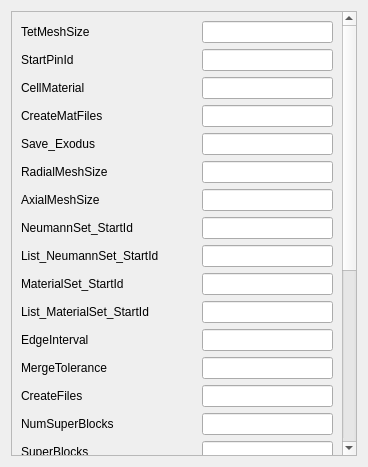
Old version of the form Application/qAssyParameters.ui in the repository Sprunth/RGG.
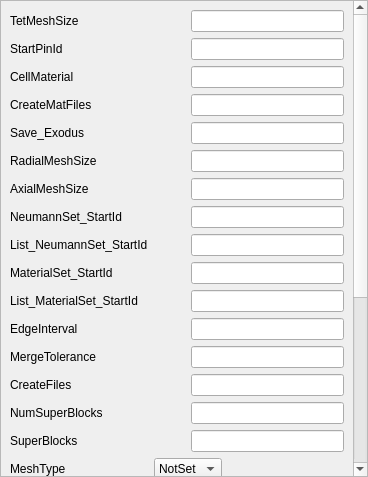
New version of the form.

The edit to the form file:
```diff
--- a/Application/qAssyParameters.ui
+++ b/Application/qAssyParameters.ui
@@ -7,13 +7,16 @@
     <x>0</x>
     <y>0</y>
     <width>368</width>
-    <height>467</height>
+    <height>477</height>
    </rect>
   </property>
   <property name="windowTitle">
    <string>Form</string>
   </property>
   <layout class="QGridLayout" name="gridLayout">
+   <property name="margin">
+    <number>0</number>
+   </property>
    <item row="0" column="0" colspan="2">
     <widget class="QScrollArea" name="scrollArea">
      <property name="widgetResizable">
@@ -23,8 +26,8 @@
       <property name="geometry">
        <rect>
         <x>0</x>
-        <y>-402</y>
-        <width>327</width>
+        <y>0</y>
+        <width>351</width>
         <height>843</height>
        </rect>
       </property>
```
